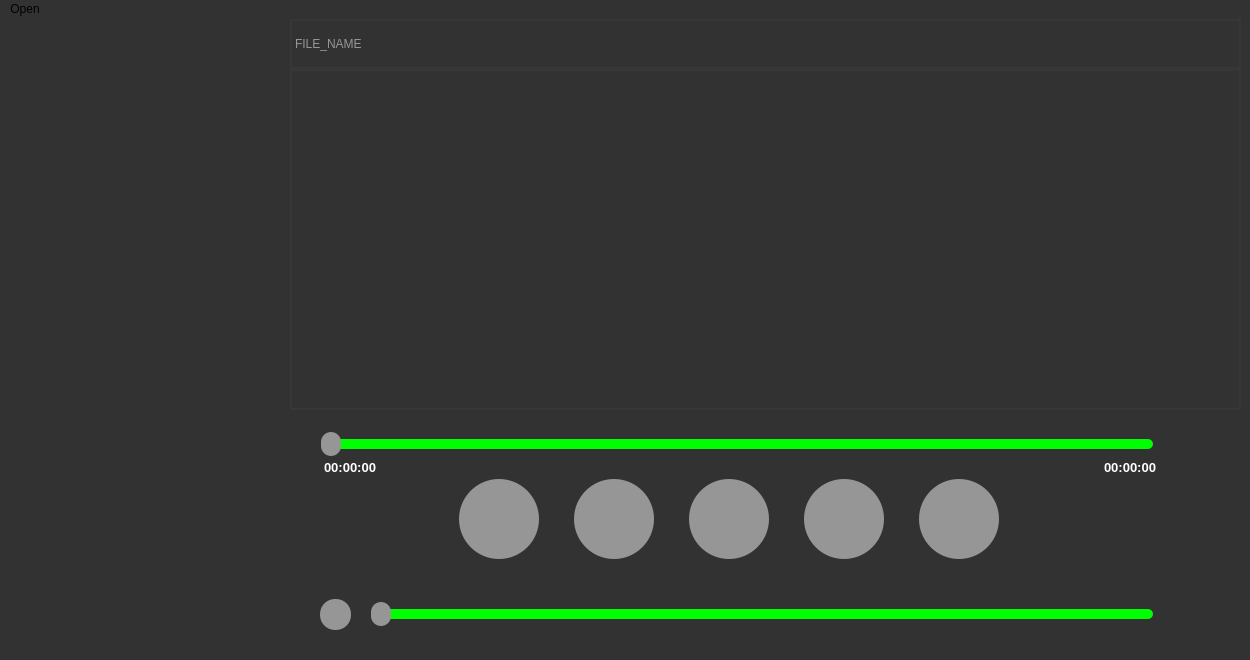
Above: mainwindow.ui from faguti13/QtCMP before the change. Below: the same form after it.
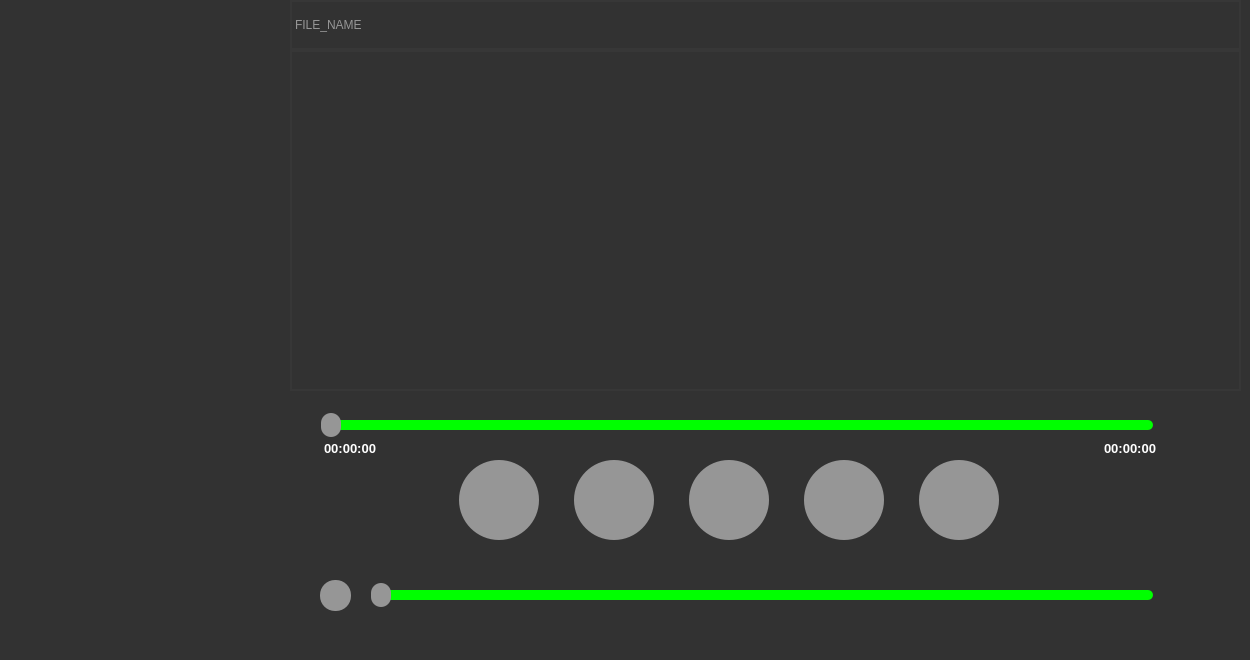
That is the form after the change.

Commit message: Se agregó la funcionalidad de reproducir música desde la lista del GUI

```diff
--- a/mainwindow.ui
+++ b/mainwindow.ui
@@ -538,13 +538,6 @@
      <height>22</height>
     </rect>
    </property>
-   <widget class="QMenu" name="menuOpen">
-    <property name="title">
-     <string>Open</string>
-    </property>
-    <addaction name="actionOpen_Audio_File"/>
-   </widget>
-   <addaction name="menuOpen"/>
   </widget>
   <action name="actionOpen_Audio_File">
    <property name="text">
```
The commit also changes 2 other files.
